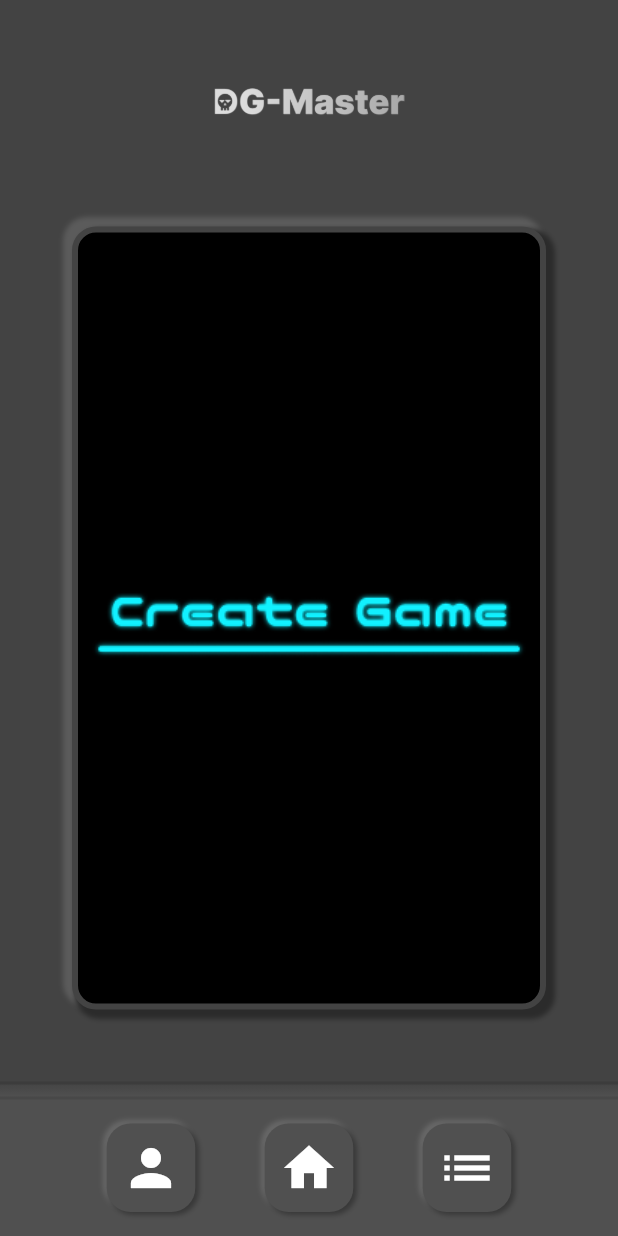
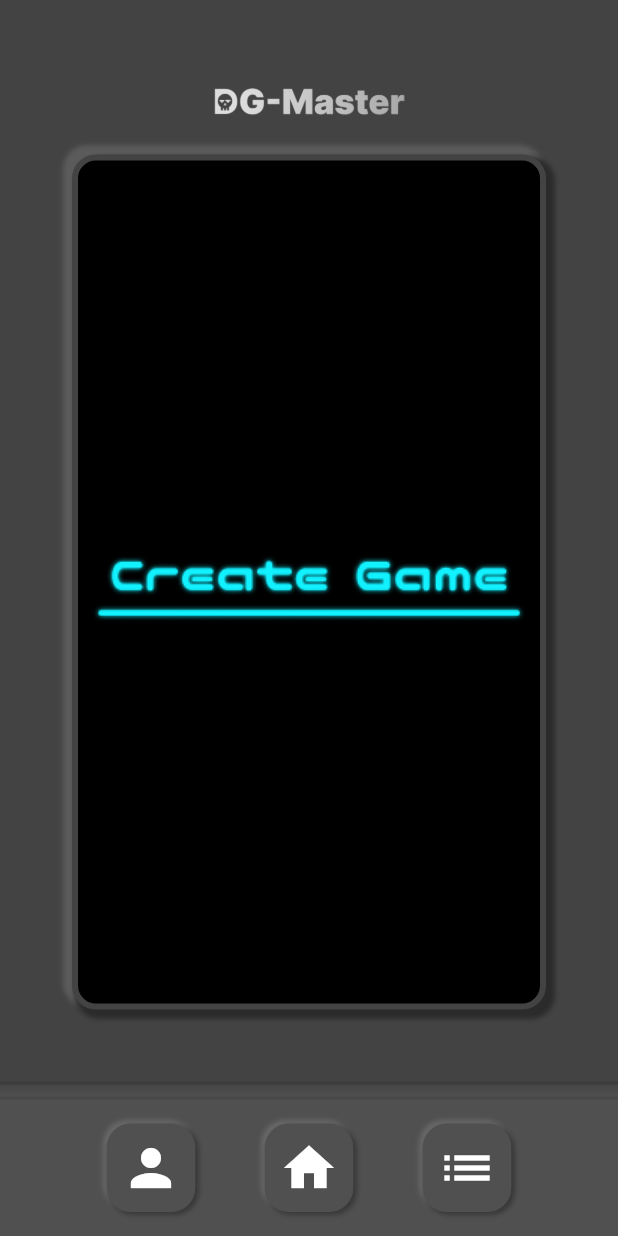
Before and after one commit to team-Effective/R-FrontMaster, a Flutter app: the HomePage screen opened directly, on a phone screen of 412 x 824 dp. Run offline on Flutter 3.47's test engine with Material 3 defaults, Android fonts, the light colour scheme and no system bars.

Commit message:
designFix:HomePageのメインのサイズを修正しました

```diff
--- a/lib/view/home_page.dart
+++ b/lib/view/home_page.dart
@@ -24,7 +24,7 @@ class HomePage extends StatelessWidget {
             //メイン機能
             flex: 6,
             child: Container(
-              padding: const EdgeInsets.all(48),
+              padding: const EdgeInsets.fromLTRB(48, 0, 48, 48),
               child: Container(
                 decoration: BoxDecoration(
                   color: Colors.black,
```
